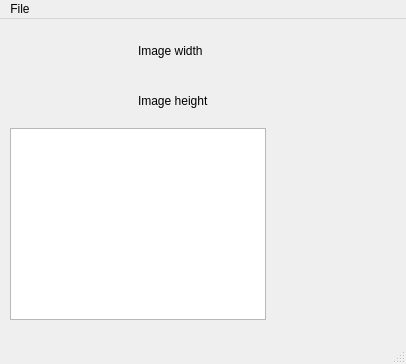
This is Pyramid/mainwindow.ui in AndrewBrenev/Pyramid as Qt 5 draws it before an edit. The edited form follows.
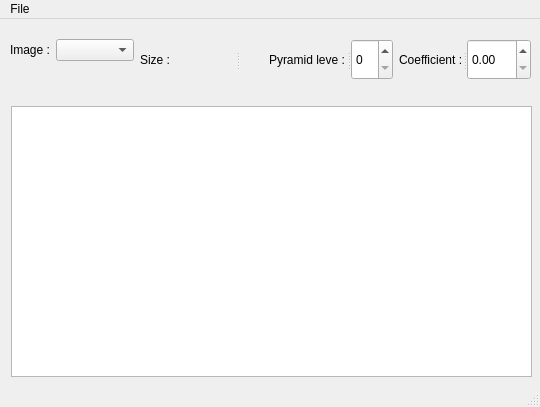
This is the edited form.

Commit message: add image pyramid layers

Patch:
```diff
--- a/Pyramid/mainwindow.ui
+++ b/Pyramid/mainwindow.ui
@@ -6,8 +6,8 @@
    <rect>
     <x>0</x>
     <y>0</y>
-    <width>406</width>
-    <height>364</height>
+    <width>540</width>
+    <height>407</height>
    </rect>
   </property>
   <property name="windowTitle">
@@ -17,58 +17,104 @@
    <enum>Qt::ToolButtonTextUnderIcon</enum>
   </property>
   <widget class="QWidget" name="centralwidget">
-   <widget class="QWidget" name="">
+   <widget class="QGraphicsView" name="graphicsView">
+    <property name="geometry">
+     <rect>
+      <x>11</x>
+      <y>87</y>
+      <width>521</width>
+      <height>271</height>
+     </rect>
+    </property>
+    <property name="sizePolicy">
+     <sizepolicy hsizetype="Maximum" vsizetype="Maximum">
+      <horstretch>0</horstretch>
+      <verstretch>0</verstretch>
+     </sizepolicy>
+    </property>
+   </widget>
+   <widget class="QWidget" name="layoutWidget">
     <property name="geometry">
      <rect>
       <x>10</x>
-      <y>10</y>
-      <width>381</width>
-      <height>291</height>
+      <y>20</y>
+      <width>521</width>
+      <height>41</height>
      </rect>
     </property>
     <layout class="QGridLayout" name="gridLayout">
-     <property name="sizeConstraint">
-      <enum>QLayout::SetMaximumSize</enum>
-     </property>
-     <property name="horizontalSpacing">
-      <number>3</number>
-     </property>
-     <item row="0" column="1">
-      <widget class="QLabel" name="widthLabel">
-       <property name="text">
-        <string>Image width</string>
-       </property>
-      </widget>
-     </item>
-     <item row="2" column="0" colspan="3">
-      <widget class="QGraphicsView" name="graphicsView">
-       <property name="sizePolicy">
-        <sizepolicy hsizetype="Maximum" vsizetype="Maximum">
-         <horstretch>0</horstretch>
-         <verstretch>0</verstretch>
-        </sizepolicy>
-       </property>
-      </widget>
-     </item>
-     <item row="1" column="2">
-      <widget class="QLabel" name="heightValuelabel">
-       <property name="text">
-        <string/>
-       </property>
-      </widget>
-     </item>
-     <item row="1" column="1">
-      <widget class="QLabel" name="heighLabel">
-       <property name="text">
-        <string>Image height</string>
-       </property>
-      </widget>
-     </item>
      <item row="0" column="2">
-      <widget class="QLabel" name="widthValuelabel">
-       <property name="text">
-        <string/>
+      <widget class="QSplitter" name="splitter_2">
+       <property name="orientation">
+        <enum>Qt::Horizontal</enum>
        </property>
+       <widget class="QLabel" name="text_level_lable">
+        <property name="text">
+         <string>Pyramid leve :</string>
+        </property>
+       </widget>
+       <widget class="QSpinBox" name="spinBox"/>
+      </widget>
+     </item>
+     <item row="0" column="1">
+      <widget class="QSplitter" name="splitter_3">
+       <property name="orientation">
+        <enum>Qt::Horizontal</enum>
+       </property>
+       <widget class="QLabel" name="text_size_lable">
+        <property name="text">
+         <string>Size :</string>
+        </property>
+       </widget>
+       <widget class="QLabel" name="size_lable">
+        <property name="text">
+         <string/>
+        </property>
+       </widget>
+      </widget>
+     </item>
+     <item row="0" column="3">
+      <widget class="QSplitter" name="splitter">
+       <property name="orientation">
+        <enum>Qt::Horizontal</enum>
+       </property>
+       <widget class="QLabel" name="text_coef_lable">
+        <property name="text">
+         <string>Coefficient :</string>
+        </property>
+       </widget>
+       <widget class="QDoubleSpinBox" name="doubleSpinBox">
+        <property name="decimals">
+         <number>2</number>
+        </property>
+        <property name="maximum">
+         <double>999.990000000000009</double>
+        </property>
+        <property name="singleStep">
+         <double>0.500000000000000</double>
+        </property>
+       </widget>
+      </widget>
+     </item>
+     <item row="0" column="0">
+      <widget class="QSplitter" name="splitter_4">
+       <property name="orientation">
+        <enum>Qt::Horizontal</enum>
+       </property>
+       <widget class="QWidget" name="layoutWidget">
+        <layout class="QFormLayout" name="formLayout">
+         <item row="0" column="0">
+          <widget class="QLabel" name="text_image_lable">
+           <property name="text">
+            <string>Image :</string>
+           </property>
+          </widget>
+         </item>
+         <item row="0" column="1">
+          <widget class="QComboBox" name="comboBox"/>
+         </item>
+        </layout>
+       </widget>
       </widget>
      </item>
     </layout>
@@ -79,7 +125,7 @@
     <rect>
      <x>0</x>
      <y>0</y>
-     <width>406</width>
+     <width>540</width>
      <height>21</height>
     </rect>
    </property>
```
Left out of the diff: 2 changed lines with no effect on the pictures. The commit also changes 2 other files.
